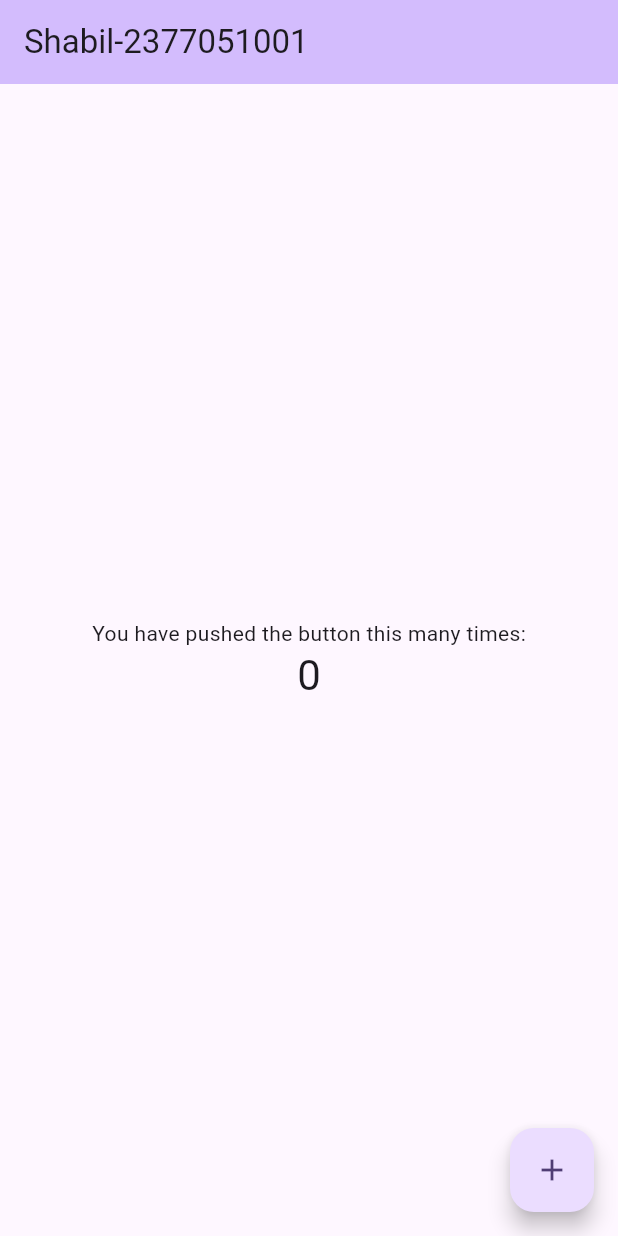
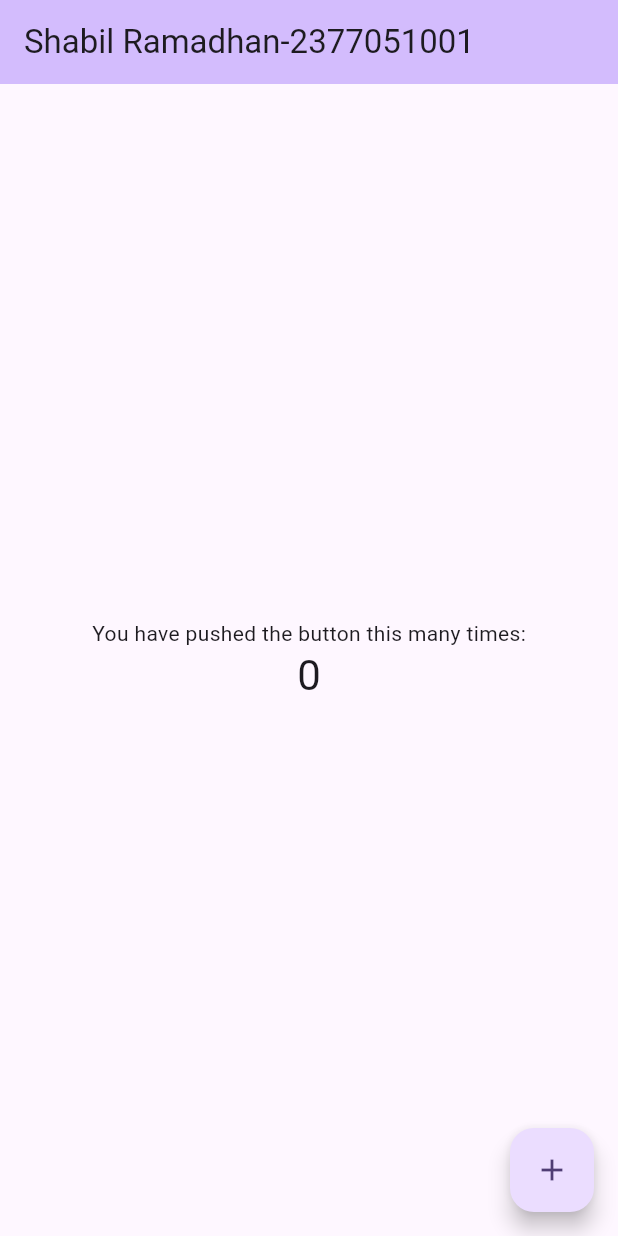
Before and after one commit to shabil24/mola-2377051001, a Flutter app: the screen it shows after launch, on a phone screen of 412 x 824 dp. Run offline on Flutter 3.47's test engine with Material 3 defaults, Android fonts, the phone set to English and light mode, and no system bars.

Commit message:
pesan commit

```diff
--- a/lib/main.dart
+++ b/lib/main.dart
@@ -30,7 +30,7 @@ class MyApp extends StatelessWidget {
         // tested with just a hot reload.
         colorScheme: ColorScheme.fromSeed(seedColor: Colors.deepPurple),
       ),
-      home: const MyHomePage(title: 'Shabil-2377051001'),
+      home: const MyHomePage(title: 'Shabil Ramadhan-2377051001'),
     );
   }
 }
```
